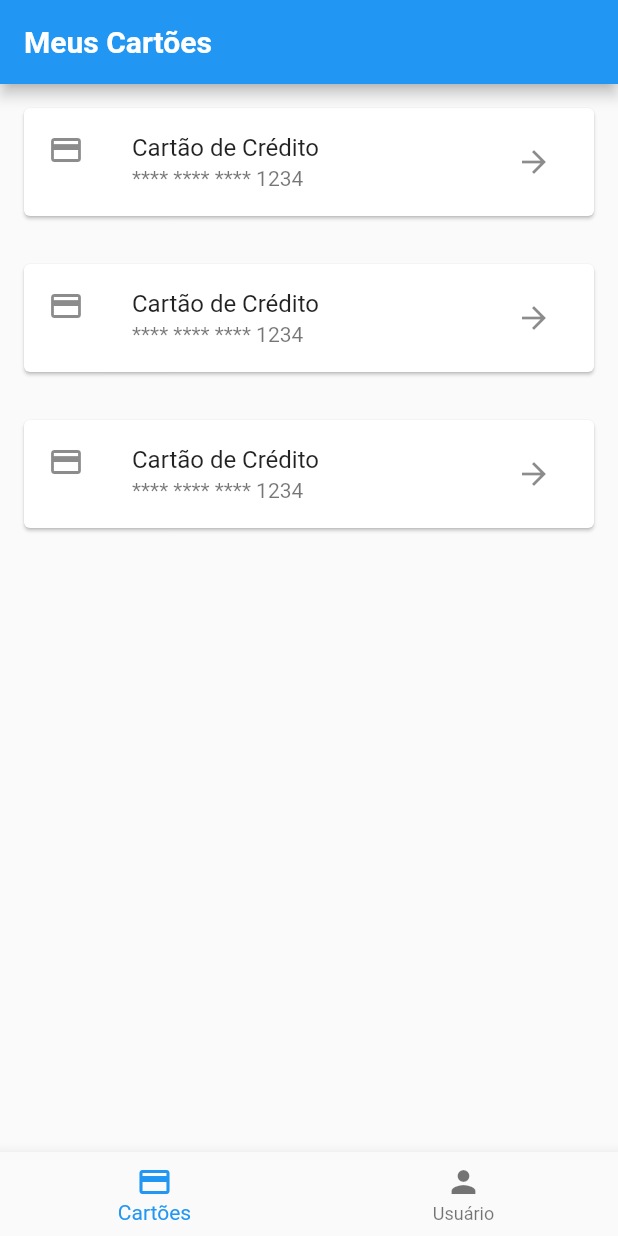
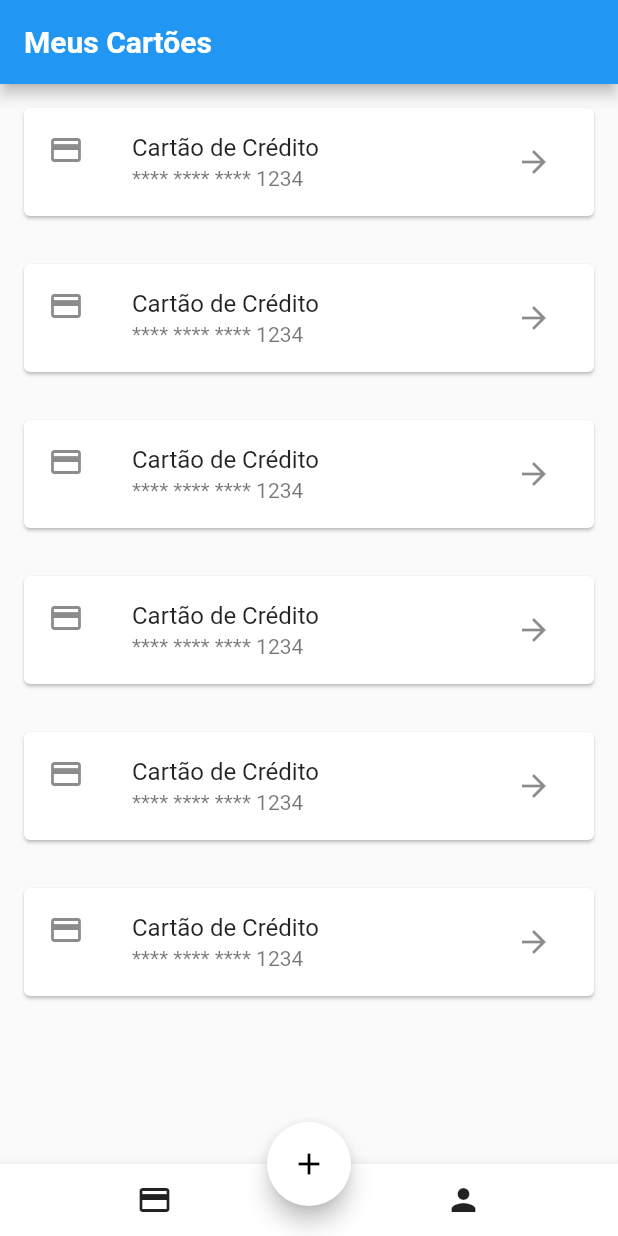
Before and after one commit to RobsonSousaS/DarmBank, a Flutter app: the CardPage screen opened directly, on a phone screen of 412 x 824 dp. Run offline on Flutter 3.47's test engine with Material 2 defaults, Android fonts, the phone set to English and light mode, and no system bars; our stand-ins replace google_fonts, smooth_page_indicator.

Commit message:
Nova Att

```diff
--- a/lib/pages/imports.dart
+++ b/lib/pages/imports.dart
@@ -11,3 +11,5 @@ export 'package:bank_darm/pages/createacc.dart';
 export 'package:bank_darm/pages/forgotpass.dart';
 export 'package:bank_darm/pages/createcard.dart';
 export 'package:bank_darm/pages/listcards.dart';
+export 'package:bank_darm/pages/usercli.dart';
+export 'package:bank_darm/pages/createnewcard.dart';
--- a/lib/pages/listcards.dart
+++ b/lib/pages/listcards.dart
@@ -1,4 +1,5 @@
 import 'package:bank_darm/pages/imports.dart';
+import 'package:bank_darm/pages/usercli.dart';
 
 class CardPage extends StatefulWidget {
   @override
@@ -20,50 +21,62 @@ class _CardPageState extends State<CardPage> {
             color: Colors.white,
           ),
         ),
+        automaticallyImplyLeading: false,
       ),
       body: ListView.builder(
-        itemCount: 3,
+        itemCount: 6,
         itemBuilder: (context, index) {
           return CardsWidget();
         },
       ),
-      bottomNavigationBar: BottomNavigationBar(
-        currentIndex: _currentIndex,
-        onTap: (int index) {
+      bottomNavigationBar: BottomAppBar(
+        child: Row(
+          mainAxisAlignment: MainAxisAlignment.spaceAround,
+          children: [
+            IconButton(
+              icon: Icon(Icons.credit_card),
+              onPressed: () {
                 setState(() {
-            _currentIndex = index;
+                  _currentIndex = 1;
                 });
               },
-        items: [
-          BottomNavigationBarItem(
-            icon: Icon(Icons.credit_card),
-            label: 'Cartões',
             ),
-          BottomNavigationBarItem(
+            IconButton(
               icon: Icon(Icons.person),
-            label: 'Usuário',
+              onPressed: () {
+                setState(() {
+                  _currentIndex = 0;
+                  Navigator.push(
+                    context,
+                    MaterialPageRoute(builder: (context) => UserPage()),
+                  );
+                });
+              },
             ),
           ],
         ),
+      ),
+      floatingActionButton: Theme(
+        data: ThemeData(
+          floatingActionButtonTheme: FloatingActionButtonThemeData(
+            backgroundColor: Colors.white,
+          ),
+        ),
+        child: FloatingActionButton(
+          onPressed: () {
+            Navigator.pushReplacement(
+                          context,
+                          MaterialPageRoute(
+                            builder: (context) => CreatenewcardPage(),
+                          ),
+                        );
+          },
+          backgroundColor: Colors.white,
+          foregroundColor: Colors.black,
+          child: Icon(Icons.add),
+        ),
+      ),
+      floatingActionButtonLocation: FloatingActionButtonLocation.centerDocked,
     );
   }
 }
-
-
-class CardsWidget extends StatelessWidget {
-  @override
-  Widget build(BuildContext context) {
-    return Card(
-      margin: EdgeInsets.all(16.0),
-      child: ListTile(
-        leading: Icon(Icons.credit_card),
-        title: Text('Cartão de Crédito'),
-        subtitle: Text('**** **** **** 1234'),
-        trailing: IconButton(
-          icon: Icon(Icons.arrow_forward),
-          onPressed: () {},
-        ),
-      ),
-    );
-  }
-}
--- a/lib/pages/widgetspaget.dart
+++ b/lib/pages/widgetspaget.dart
@@ -612,3 +612,22 @@ class _DropCardtypeState extends State<DropCardtype> {
     );
   }
 }
+
+
+class CardsWidget extends StatelessWidget {
+  @override
+  Widget build(BuildContext context) {
+    return Card(
+      margin: EdgeInsets.all(16.0),
+      child: ListTile(
+        leading: Icon(Icons.credit_card),
+        title: Text('Cartão de Crédito'),
+        subtitle: Text('**** **** **** 1234'),
+        trailing: IconButton(
+          icon: Icon(Icons.arrow_forward),
+          onPressed: () {},
+        ),
+      ),
+    );
+  }
+}
```
Also changed, not shown: lib/pages/createnewcard.dart (added, +193 -0 lines), lib/pages/usercli.dart (added, +79 -0 lines). Lines whose indentation alone changed are shown as unchanged.
